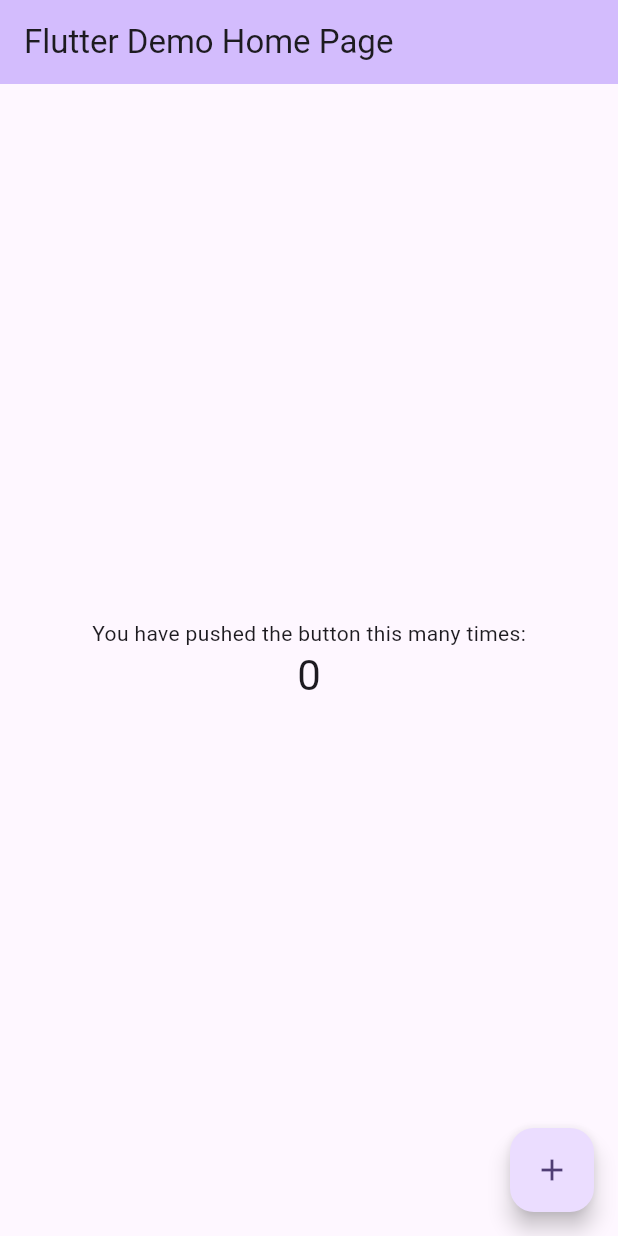
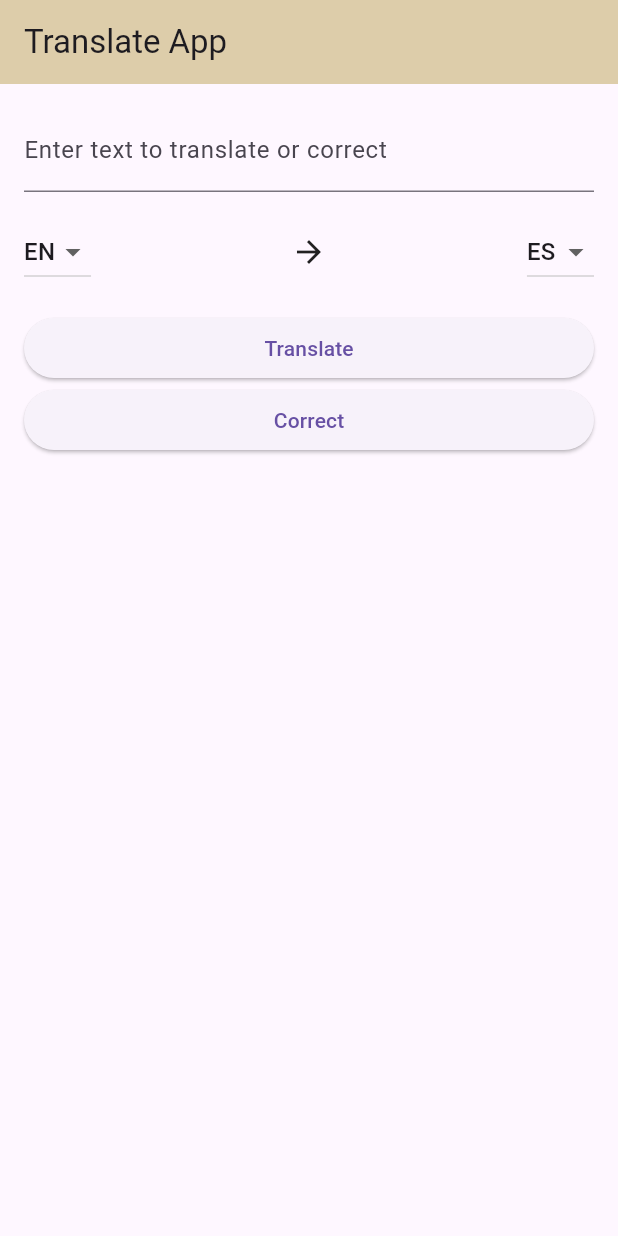
Before and after one commit to yassine1243UI/flutter_trad, a Flutter app: the screen it shows after launch, on a phone screen of 412 x 824 dp. Run offline on Flutter 3.47's test engine with Material 3 defaults, Android fonts, the phone set to English and light mode, and no system bars.

Commit message:
corriger et traduire ok front pas ok

```diff
--- a/lib/main.dart
+++ b/lib/main.dart
@@ -1,125 +1,181 @@
+import 'dart:convert';
 import 'package:flutter/material.dart';
+import 'package:http/http.dart' as http;
 
 void main() {
-  runApp(const MyApp());
+  runApp(TranslateApp());
 }
 
-class MyApp extends StatelessWidget {
-  const MyApp({super.key});
-
-  // This widget is the root of your application.
+class TranslateApp extends StatelessWidget {
   @override
   Widget build(BuildContext context) {
     return MaterialApp(
-      title: 'Flutter Demo',
+      title: 'Translate App',
       theme: ThemeData(
-        // This is the theme of your application.
-        //
-        // TRY THIS: Try running your application with "flutter run". You'll see
-        // the application has a purple toolbar. Then, without quitting the app,
-        // try changing the seedColor in the colorScheme below to Colors.green
-        // and then invoke "hot reload" (save your changes or press the "hot
-        // reload" button in a Flutter-supported IDE, or press "r" if you used
-        // the command line to start the app).
-        //
-        // Notice that the counter didn't reset back to zero; the application
-        // state is not lost during the reload. To reset the state, use hot
-        // restart instead.
-        //
-        // This works for code too, not just values: Most code changes can be
-        // tested with just a hot reload.
-        colorScheme: ColorScheme.fromSeed(seedColor: Colors.deepPurple),
-        useMaterial3: true,
+        primarySwatch: Colors.blue,
       ),
-      home: const MyHomePage(title: 'Flutter Demo Home Page'),
+      home: TranslationScreen(),
     );
   }
 }
 
-class MyHomePage extends StatefulWidget {
-  const MyHomePage({super.key, required this.title});
-
-  // This widget is the home page of your application. It is stateful, meaning
-  // that it has a State object (defined below) that contains fields that affect
-  // how it looks.
-
-  // This class is the configuration for the state. It holds the values (in this
-  // case the title) provided by the parent (in this case the App widget) and
-  // used by the build method of the State. Fields in a Widget subclass are
-  // always marked "final".
-
-  final String title;
-
+class TranslationScreen extends StatefulWidget {
   @override
-  State<MyHomePage> createState() => _MyHomePageState();
+  _TranslationScreenState createState() => _TranslationScreenState();
 }
 
-class _MyHomePageState extends State<MyHomePage> {
-  int _counter = 0;
+class _TranslationScreenState extends State<TranslationScreen> {
+  String inputText = '';
+  String translatedText = '';
+  String fromLang = 'en';
+  String toLang = 'es';
 
-  void _incrementCounter() {
-    setState(() {
-      // This call to setState tells the Flutter framework that something has
-      // changed in this State, which causes it to rerun the build method below
-      // so that the display can reflect the updated values. If we changed
-      // _counter without calling setState(), then the build method would not be
-      // called again, and so nothing would appear to happen.
-      _counter++;
+  List<String> languages = ['en', 'es', 'fr', 'it']; // Add more languages
+  List<Map<String, String>> conversation = []; // Stores previous prompts and responses
+  String apiKey = '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'; // Replace with your Groq API Key
+
+  Future<void> translateText() async {
+    String prompt = "Translate the following text and correct it if needed from $fromLang to $toLang: '$inputText'";
+
+    var response = await sendRequest(prompt);
+    if (response != null) {
+      setState(() {
+        translatedText = response;
+        // Save to conversation history
+        conversation.add({'prompt': prompt, 'response': translatedText});
+      });
+    }
+  }
+
+  Future<void> correctText() async {
+    String prompt = "Correct the following sentence: '$inputText'";
+
+    var response = await sendRequest(prompt);
+    if (response != null) {
+      setState(() {
+        translatedText = response;
+        // Save to conversation history
+        conversation.add({'prompt': prompt, 'response': translatedText});
+      });
+    }
+  }
+
+  Future<String?> sendRequest(String prompt) async {
+    var url = Uri.parse('https://api.groq.com/openai/v1/chat/completions');
+    var headers = {
+      'Content-Type': 'application/json',
+      'Authorization': 'Bearer $apiKey'
+    };
+    var body = jsonEncode({
+      "messages": [
+        {
+          "role": "user",
+          "content": prompt,
+        }
+      ],
+      "model": "llama3-8b-8192"
     });
+
+    var response = await http.post(url, headers: headers, body: body);
+
+    if (response.statusCode == 200) {
+      var responseData = jsonDecode(response.body);
+      return responseData['choices'][0]['message']['content'];
+    } else {
+      print('Failed to translate or correct text: ${response.statusCode}');
+      return null;
+    }
   }
 
   @override
   Widget build(BuildContext context) {
-    // This method is rerun every time setState is called, for instance as done
-    // by the _incrementCounter method above.
-    //
-    // The Flutter framework has been optimized to make rerunning build methods
-    // fast, so that you can just rebuild anything that needs updating rather
-    // than having to individually change instances of widgets.
     return Scaffold(
       appBar: AppBar(
-        // TRY THIS: Try changing the color here to a specific color (to
-        // Colors.amber, perhaps?) and trigger a hot reload to see the AppBar
-        // change color while the other colors stay the same.
-        backgroundColor: Theme.of(context).colorScheme.inversePrimary,
-        // Here we take the value from the MyHomePage object that was created by
-        // the App.build method, and use it to set our appbar title.
-        title: Text(widget.title),
+        title: Text('Translate App'),
+        backgroundColor: Color.fromARGB(224, 216, 199, 158),
       ),
-      body: Center(
-        // Center is a layout widget. It takes a single child and positions it
-        // in the middle of the parent.
+      body: Padding(
+        padding: const EdgeInsets.all(16.0),
         child: Column(
-          // Column is also a layout widget. It takes a list of children and
-          // arranges them vertically. By default, it sizes itself to fit its
-          // children horizontally, and tries to be as tall as its parent.
-          //
-          // Column has various properties to control how it sizes itself and
-          // how it positions its children. Here we use mainAxisAlignment to
-          // center the children vertically; the main axis here is the vertical
-          // axis because Columns are vertical (the cross axis would be
-          // horizontal).
-          //
-          // TRY THIS: Invoke "debug painting" (choose the "Toggle Debug Paint"
-          // action in the IDE, or press "p" in the console), to see the
-          // wireframe for each widget.
-          mainAxisAlignment: MainAxisAlignment.center,
-          children: <Widget>[
-            const Text(
-              'You have pushed the button this many times:',
+          crossAxisAlignment: CrossAxisAlignment.stretch,
+          children: [
+            TextField(
+              decoration: InputDecoration(labelText: 'Enter text to translate or correct'),
+              onChanged: (value) {
+                setState(() {
+                  inputText = value;
+                });
+              },
             ),
-            Text(
-              '$_counter',
-              style: Theme.of(context).textTheme.headlineMedium,
+            SizedBox(height: 16),
+            Row(
+              mainAxisAlignment: MainAxisAlignment.spaceBetween,
+              children: [
+                DropdownButton<String>(
+                  value: fromLang,
+                  items: languages.map((String lang) {
+                    return DropdownMenuItem<String>(
+                      value: lang,
+                      child: Text(lang.toUpperCase()),
+                    );
+                  }).toList(),
+                  onChanged: (newValue) {
+                    setState(() {
+                      fromLang = newValue!;
+                    });
+                  },
+                ),
+                Icon(Icons.arrow_forward),
+                DropdownButton<String>(
+                  value: toLang,
+                  items: languages.map((String lang) {
+                    return DropdownMenuItem<String>(
+                      value: lang,
+                      child: Text(lang.toUpperCase()),
+                    );
+                  }).toList(),
+                  onChanged: (newValue) {
+                    setState(() {
+                      toLang = newValue!;
+                    });
+                  },
+                ),
+              ],
+            ),
+            SizedBox(height: 16),
+            ElevatedButton(
+              onPressed: () {
+                translateText();
+              },
+              child: Text('Translate'),
+            ),
+            ElevatedButton(
+              onPressed: () {
+                correctText();
+              },
+              child: Text('Correct'),
+            ),
+            SizedBox(height: 16),
+            Expanded(
+              child: ListView.builder(
+                itemCount: conversation.length,
+                itemBuilder: (context, index) {
+                  return Padding(
+                    padding: const EdgeInsets.symmetric(vertical: 8.0),
+                    child: Column(
+                      crossAxisAlignment: CrossAxisAlignment.start,
+                      children: [
+                        Text('Prompt: ${conversation[index]['prompt']}', style: TextStyle(fontWeight: FontWeight.bold)),
+                        Text('Response: ${conversation[index]['response']}'),
+                      ],
+                    ),
+                  );
+                },
+              ),
             ),
           ],
         ),
       ),
-      floatingActionButton: FloatingActionButton(
-        onPressed: _incrementCounter,
-        tooltip: 'Increment',
-        child: const Icon(Icons.add),
-      ), // This trailing comma makes auto-formatting nicer for build methods.
     );
   }
 }
--- a/pubspec.yaml
+++ b/pubspec.yaml
@@ -30,7 +30,7 @@ environment:
 dependencies:
   flutter:
     sdk: flutter
-
+  http: ^0.13.6
 
   # The following adds the Cupertino Icons font to your application.
   # Use with the CupertinoIcons class for iOS style icons.
```
Also changed, not shown: pubspec.lock.
